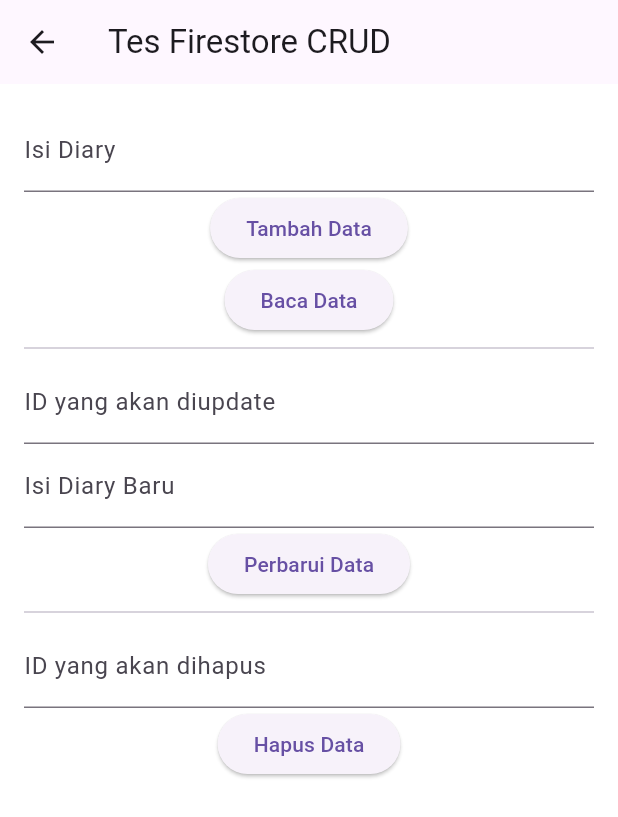
After one commit to RuthRadekta/diaryapp2, a Flutter app: the screen it shows after launch, after a tap on the "add" icon, on a phone screen of 412 x 824 dp. The commit adds this screen. Shown: the top 817 px of the screen. Run offline on Flutter 3.47's test engine with Material 3 defaults, Android fonts, the phone set to English and light mode, and no system bars; our stand-ins replace cloud_firestore, firebase_core; accounts and stored records are empty.

Commit message:
Persiapan crud

```diff
--- /dev/null
+++ b/lib/firestore_test_page.dart
@@ -0,0 +1,116 @@
+import 'package:cloud_firestore/cloud_firestore.dart';
+import 'package:uuid/uuid.dart';
+import 'package:flutter/material.dart';
+
+final CollectionReference note = FirebaseFirestore.instance.collection('note'); // Koleksi 'note'
+
+class FirestoreTestPage extends StatefulWidget {
+  const FirestoreTestPage({super.key});
+
+  @override
+  State<FirestoreTestPage> createState() => _FirestoreTestPageState();
+}
+
+class _FirestoreTestPageState extends State<FirestoreTestPage> {
+  // Controller untuk input data
+  final TextEditingController _isiDiaryController = TextEditingController();
+  final TextEditingController _updateIdController = TextEditingController();
+  final TextEditingController _deleteIdController = TextEditingController();
+
+  // 🔥 Fungsi CRUD (pindahkan ke dalam _FirestoreTestPageState)
+  Future<void> addData(String isiDiary) async {
+    try {
+      final String uniqueId = const Uuid().v4(); // Membuat ID unik menggunakan UUID
+      await note.doc(uniqueId).set({
+        'id': uniqueId, // ID yang dihasilkan dari UUID
+        'isi': isiDiary, // Data diary dari input user
+        'tanggal': DateTime.now() // Tanggal saat ini
+      });
+      debugPrint('Data berhasil ditambahkan');
+    } catch (e) {
+      debugPrint('Gagal menambah data: $e');
+    }
+  }
+
+  Future<void> readData() async {
+    try {
+      QuerySnapshot snapshot = await note.get();
+      for (var doc in snapshot.docs) {
+        debugPrint('Data ditemukan: ${doc.data()}');
+      }
+    } catch (e) {
+      debugPrint('Gagal membaca data: $e');
+    }
+  }
+
+  Future<void> updateData(String docId, String isiDiaryBaru) async {
+    try {
+      await note.doc(docId).update({
+        'isi': isiDiaryBaru, // Memperbarui hanya bagian isi diary
+        'tanggal': DateTime.now() // Memperbarui tanggal dengan waktu saat ini
+      });
+      debugPrint('Data berhasil diperbarui');
+    } catch (e) {
+      debugPrint('Gagal memperbarui data: $e');
+    }
+  }
+
+  Future<void> deleteData(String docId) async {
+    try {
+      await note.doc(docId).delete();
+      debugPrint('Data berhasil dihapus');
+    } catch (e) {
+      debugPrint('Gagal menghapus data: $e');
+    }
+  }
+
+  @override
+  Widget build(BuildContext context) {
+    return Scaffold(
+      appBar: AppBar(
+        title: const Text('Tes Firestore CRUD'),
+      ),
+      body: Padding(
+        padding: const EdgeInsets.all(16.0),
+        child: Column(
+          children: [
+            TextField(
+              controller: _isiDiaryController,
+              decoration: const InputDecoration(labelText: 'Isi Diary'),
+            ),
+            ElevatedButton(
+              onPressed: () => addData(_isiDiaryController.text), // ✅ Pemanggilan fungsi benar
+              child: const Text('Tambah Data'),
+            ),
+            ElevatedButton(
+              onPressed: readData, // ✅ Pemanggilan fungsi benar
+              child: const Text('Baca Data'),
+            ),
+            const Divider(),
+            TextField(
+              controller: _updateIdController,
+              decoration: const InputDecoration(labelText: 'ID yang akan diupdate'),
+            ),
+            TextField(
+              controller: _isiDiaryController,
+              decoration: const InputDecoration(labelText: 'Isi Diary Baru'),
+            ),
+            ElevatedButton(
+              onPressed: () => updateData(_updateIdController.text, _isiDiaryController.text), // ✅ Pemanggilan fungsi benar
+              child: const Text('Perbarui Data'),
+            ),
+            const Divider(),
+            TextField(
+              controller: _deleteIdController,
+              decoration: const InputDecoration(labelText: 'ID yang akan dihapus'),
+            ),
+            ElevatedButton(
+              onPressed: () => deleteData(_deleteIdController.text), // ✅ Pemanggilan fungsi benar
+              child: const Text('Hapus Data'),
+            ),
+          ],
+        ),
+      ),
+    );
+  }
+}
--- a/lib/main.dart
+++ b/lib/main.dart
@@ -1,13 +1,19 @@
+import 'package:diaryapp2/firebase_options.dart';
+import 'package:firebase_core/firebase_core.dart';
 import 'package:flutter/material.dart';
 import 'package:flutter/services.dart';
 import 'package:diaryapp2/pages/home_page.dart';
 
-void main() {
+Future<void> main() async {
   SystemChrome.setSystemUIOverlayStyle(
     const SystemUiOverlayStyle(
       statusBarColor: Colors.white,
       statusBarIconBrightness: Brightness.dark,
     ),
+  );
+  WidgetsFlutterBinding.ensureInitialized();
+  await Firebase.initializeApp(
+    options: DefaultFirebaseOptions.currentPlatform,
   );
   runApp(const DiaryApp());
 }
--- a/lib/pages/home_page.dart
+++ b/lib/pages/home_page.dart
@@ -1,4 +1,5 @@
 import 'dart:math';
+import 'package:diaryapp2/firestore_test_page.dart';
 import 'package:flutter/material.dart';
 import 'package:diaryapp2/widgets/search_and_menu.dart';
 import 'package:diaryapp2/widgets/front_view.dart';
@@ -100,6 +101,15 @@ class _HomePageState extends State<HomePage> with TickerProviderStateMixin {
           ],
         ),
       ),
+      floatingActionButton: FloatingActionButton(
+      onPressed: () {
+        Navigator.push(
+          context,
+          MaterialPageRoute(builder: (context) => const FirestoreTestPage()),
+        );
+      },
+      child: const Icon(Icons.add),
+    ),
     );
   }
 }
--- a/pubspec.yaml
+++ b/pubspec.yaml
@@ -9,6 +9,10 @@ environment:
 dependencies:
   flutter:
     sdk: flutter
+  firebase_core: ^3.8.1
+  cloud_firestore: ^5.5.1
+  intl: ^0.20.1
+  uuid: ^3.0.7
 
 dev_dependencies:
   flutter_test:
```
Also changed, not shown: firebase.json (added), lib/firebase_options.dart (added), pubspec.lock, 9 other files.
